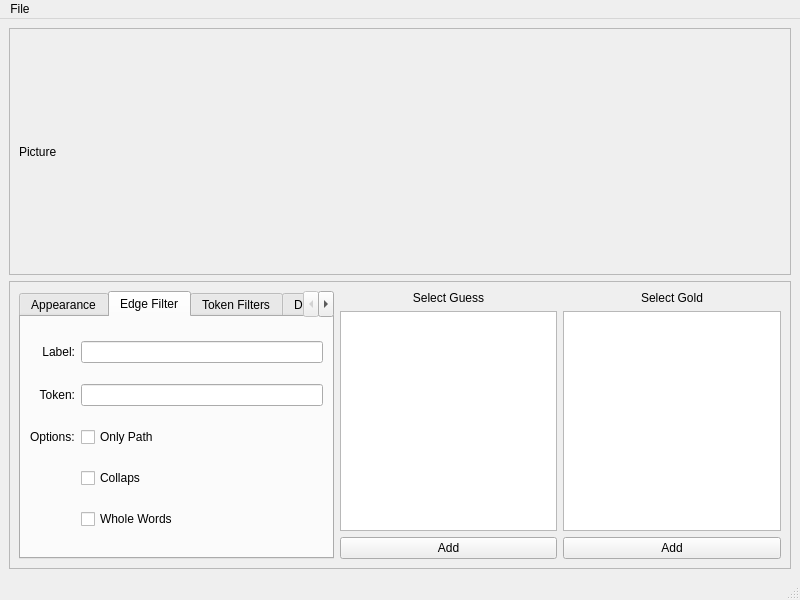
Old version of the form GUI/MainGUI.ui in the repository ppke-nlpg/What-sWrong_SVG.
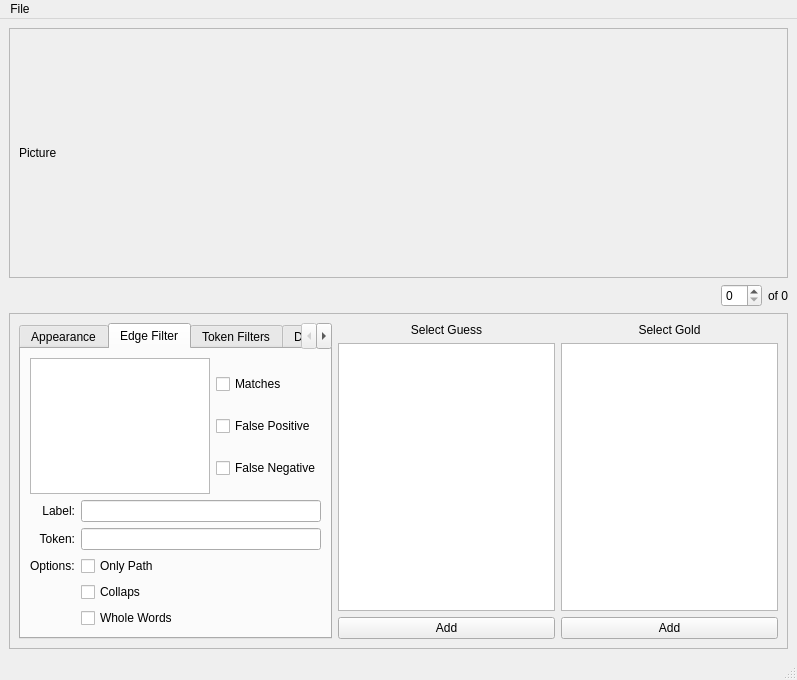
New version of the form. The open tabs and pages were chosen to show the change.

Commit message: Implementing filters. Updating the GUI with the missing elements.

What changed in the file:
```diff
--- a/GUI/MainGUI.ui
+++ b/GUI/MainGUI.ui
@@ -6,8 +6,8 @@
    <rect>
     <x>0</x>
     <y>0</y>
-    <width>800</width>
-    <height>600</height>
+    <width>797</width>
+    <height>680</height>
    </rect>
   </property>
   <property name="sizeIncrement">
@@ -20,9 +20,15 @@
    <string>MainWindow</string>
   </property>
   <widget class="QWidget" name="centralwidget">
-   <layout class="QVBoxLayout" name="verticalLayout">
-    <item>
+   <layout class="QGridLayout" name="gridLayout_8">
+    <item row="0" column="0">
      <widget class="QScrollArea" name="scrollArea_2">
+      <property name="minimumSize">
+       <size>
+        <width>0</width>
+        <height>0</height>
+       </size>
+      </property>
       <property name="widgetResizable">
        <bool>true</bool>
       </property>
@@ -31,8 +37,8 @@
         <rect>
          <x>0</x>
          <y>0</y>
-         <width>774</width>
-         <height>236</height>
+         <width>771</width>
+         <height>255</height>
         </rect>
        </property>
        <layout class="QGridLayout" name="gridLayout_2">
@@ -47,7 +53,7 @@
       </widget>
      </widget>
     </item>
-    <item>
+    <item row="6" column="0">
      <widget class="QScrollArea" name="scrollArea">
       <property name="widgetResizable">
        <bool>true</bool>
@@ -57,8 +63,8 @@
         <rect>
          <x>0</x>
          <y>0</y>
-         <width>774</width>
-         <height>283</height>
+         <width>771</width>
+         <height>308</height>
         </rect>
        </property>
        <layout class="QGridLayout" name="gridLayout">
@@ -80,7 +86,7 @@
              </widget>
             </item>
             <item>
-             <widget class="QListView" name="ListViewSelectGuess"/>
+             <widget class="QListWidget" name="ListWidgetSelectGuess"/>
             </item>
             <item>
              <widget class="QPushButton" name="PushButtonAddGuess">
@@ -104,7 +110,7 @@
              </widget>
             </item>
             <item>
-             <widget class="QListView" name="ListViewSelectGold">
+             <widget class="QListWidget" name="ListWidgetSelectGold">
               <property name="isWrapping" stdset="0">
                <bool>false</bool>
               </property>
@@ -202,7 +208,65 @@
             <string>Edge Filter</string>
            </attribute>
            <layout class="QGridLayout" name="gridLayout_6">
-            <item row="0" column="0">
+            <item row="12" column="1">
+             <widget class="QCheckBox" name="checkBox_4">
+              <property name="text">
+               <string>Collaps</string>
+              </property>
+             </widget>
+            </item>
+            <item row="1" column="0" colspan="2">
+             <layout class="QHBoxLayout" name="horizontalLayout_5">
+              <item>
+               <widget class="QListWidget" name="listWidget_2"/>
+              </item>
+              <item>
+               <layout class="QVBoxLayout" name="verticalLayout_5">
+                <property name="sizeConstraint">
+                 <enum>QLayout::SetDefaultConstraint</enum>
+                </property>
+                <item>
+                 <widget class="QCheckBox" name="checkBox_7">
+                  <property name="text">
+                   <string>Matches</string>
+                  </property>
+                 </widget>
+                </item>
+                <item>
+                 <widget class="QCheckBox" name="checkBox_8">
+                  <property name="text">
+                   <string>False Positive</string>
+                  </property>
+                 </widget>
+                </item>
+                <item>
+                 <widget class="QCheckBox" name="checkBox_9">
+                  <property name="text">
+                   <string>False Negative</string>
+                  </property>
+                 </widget>
+                </item>
+               </layout>
+              </item>
+             </layout>
+            </item>
+            <item row="10" column="0">
+             <widget class="QLabel" name="label_6">
+              <property name="layoutDirection">
+               <enum>Qt::RightToLeft</enum>
+              </property>
+              <property name="text">
+               <string>Token:</string>
+              </property>
+              <property name="alignment">
+               <set>Qt::AlignRight|Qt::AlignTrailing|Qt::AlignVCenter</set>
+              </property>
+             </widget>
+            </item>
+            <item row="8" column="1">
+             <widget class="QLineEdit" name="lineEdit"/>
+            </item>
+            <item row="8" column="0">
              <widget class="QLabel" name="label_5">
               <property name="layoutDirection">
                <enum>Qt::RightToLeft</enum>
@@ -215,53 +279,30 @@
               </property>
              </widget>
             </item>
-            <item row="0" column="1">
-             <widget class="QLineEdit" name="lineEdit"/>
-            </item>
-            <item row="1" column="0">
-             <widget class="QLabel" name="label_6">
-              <property name="layoutDirection">
-               <enum>Qt::RightToLeft</enum>
-              </property>
-              <property name="text">
-               <string>Token:</string>
-              </property>
-              <property name="alignment">
-               <set>Qt::AlignRight|Qt::AlignTrailing|Qt::AlignVCenter</set>
-              </property>
-             </widget>
-            </item>
-            <item row="1" column="1">
-             <widget class="QLineEdit" name="lineEdit_2"/>
-            </item>
-            <item row="2" column="0">
-             <widget class="QLabel" name="label_7">
-              <property name="text">
-               <string>Options:</string>
-              </property>
-             </widget>
-            </item>
-            <item row="2" column="1">
+            <item row="11" column="1">
              <widget class="QCheckBox" name="checkBox_3">
               <property name="text">
                <string>Only Path</string>
               </property>
              </widget>
             </item>
-            <item row="3" column="1">
-             <widget class="QCheckBox" name="checkBox_4">
-              <property name="text">
-               <string>Collaps</string>
-              </property>
-             </widget>
+            <item row="10" column="1">
+             <widget class="QLineEdit" name="lineEdit_2"/>
             </item>
-            <item row="4" column="1">
+            <item row="13" column="1">
              <widget class="QCheckBox" name="checkBox_5">
               <property name="text">
                <string>Whole Words</string>
               </property>
              </widget>
             </item>
+            <item row="11" column="0">
+             <widget class="QLabel" name="label_7">
+              <property name="text">
+               <string>Options:</string>
+              </property>
+             </widget>
+            </item>
            </layout>
           </widget>
           <widget class="QWidget" name="tab_3">
@@ -341,6 +382,70 @@
       </widget>
      </widget>
     </item>
+    <item row="5" column="0">
+     <layout class="QHBoxLayout" name="horizontalLayout_10">
+      <property name="sizeConstraint">
+       <enum>QLayout::SetMinimumSize</enum>
+      </property>
+      <property name="topMargin">
+       <number>0</number>
+      </property>
+      <property name="rightMargin">
+       <number>0</number>
+      </property>
+      <item>
+       <spacer name="horizontalSpacer">
+        <property name="orientation">
+         <enum>Qt::Horizontal</enum>
+        </property>
+        <property name="sizeHint" stdset="0">
+         <size>
+          <width>40</width>
+          <height>20</height>
+         </size>
+        </property>
+       </spacer>
+      </item>
+      <item>
+       <widget class="QSpinBox" name="spinBox">
+        <property name="sizePolicy">
+         <sizepolicy hsizetype="Minimum" vsizetype="Minimum">
+          <horstretch>0</horstretch>
+          <verstretch>0</verstretch>
+         </sizepolicy>
+        </property>
+        <property name="maximumSize">
+         <size>
+          <width>16777215</width>
+          <height>16777215</height>
+         </size>
+        </property>
+        <property name="layoutDirection">
+         <enum>Qt::LeftToRight</enum>
+        </property>
+        <property name="alignment">
+         <set>Qt::AlignLeading|Qt::AlignLeft|Qt::AlignVCenter</set>
+        </property>
+       </widget>
+      </item>
+      <item>
+       <widget class="QLabel" name="label_12">
+        <property name="sizePolicy">
+         <sizepolicy hsizetype="Maximum" vsizetype="Preferred">
+          <horstretch>0</horstretch>
+          <verstretch>0</verstretch>
+         </sizepolicy>
+        </property>
+        <property name="text">
+         <string>of 0</string>
+        </property>
+        <property name="buddy">
+         <cstring>spinBox</cstring>
+        </property>
+       </widget>
+      </item>
+     </layout>
+    </item>
    </layout>
   </widget>
   <widget class="QMenuBar" name="menubar">
@@ -348,7 +453,7 @@
     <rect>
      <x>0</x>
      <y>0</y>
-     <width>800</width>
+     <width>797</width>
      <height>22</height>
     </rect>
    </property>
```
Left out of the diff: 7 changed lines with no effect on the pictures. The commit also changes 6 other files.
